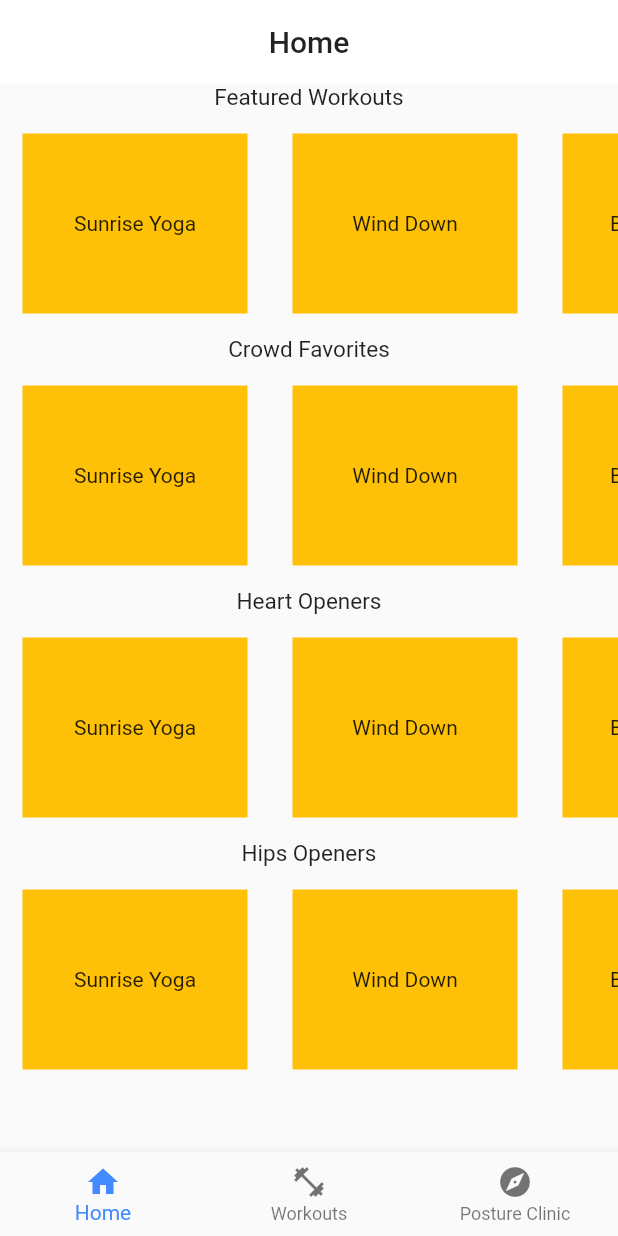
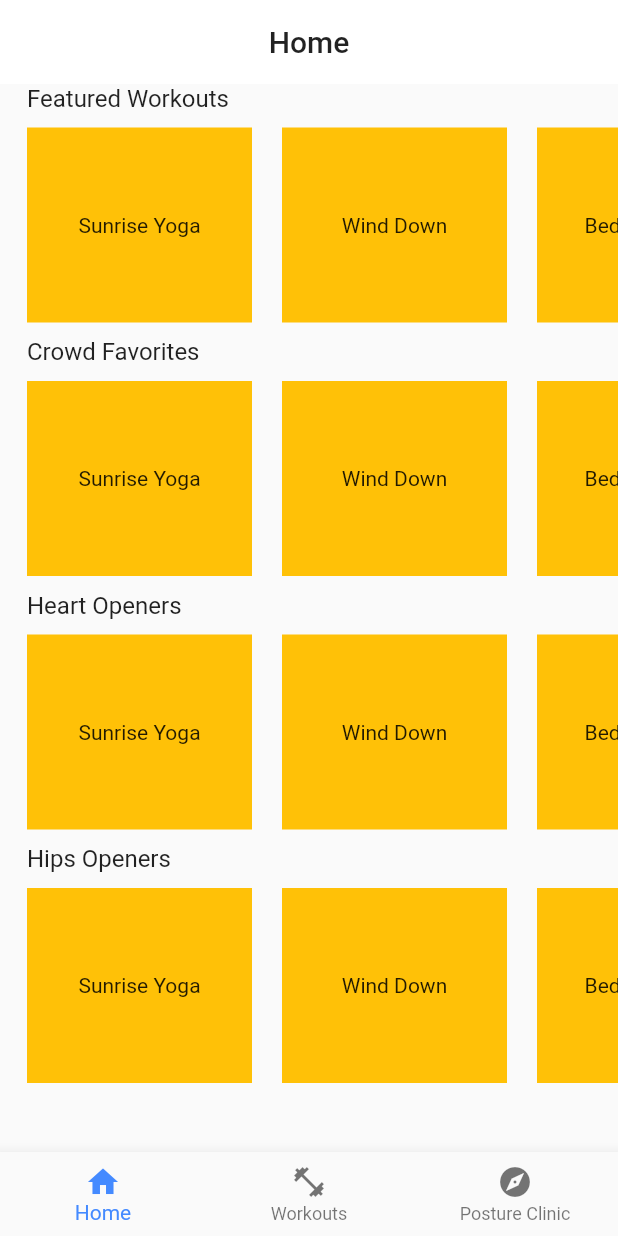
Before and after one commit to f3igao/namaslay_flutter, a Flutter app: the screen it shows after launch, on a phone screen of 412 x 824 dp. Run offline on Flutter 3.47's test engine with Material 2 defaults, Android fonts, the phone set to English and light mode, and no system bars.

Commit message:
update home container

```diff
--- a/lib/app.dart
+++ b/lib/app.dart
@@ -1,6 +1,6 @@
 import 'package:flutter/material.dart';
 import 'package:namaslay_flutter/tabs/home_tab.dart';
-import 'package:namaslay_flutter/tabs/posture_clinic.dart';
+import 'package:namaslay_flutter/tabs/postures_tab.dart';
 import 'package:namaslay_flutter/tabs/workouts_tab.dart';
 
 class Namaslay extends StatelessWidget {
@@ -28,7 +28,7 @@ class _HomePageState extends State<HomePage> {
   static List<Widget> _widgetOptions = <Widget>[
     HomeTab(),
     WorkoutsTab(),
-    PostureClinic(),
+    PosturesTab(),
   ];
 
   void _onItemTapped(int index) {
--- a/lib/tabs/home_tab.dart
+++ b/lib/tabs/home_tab.dart
@@ -42,39 +42,25 @@ class HomeTab extends StatelessWidget {
             itemCount: mockThemes.length,
           ))
         ],
-        // children: <Widget>[
-        //   HomeRow('1'),
-        //   HomeRow('2'),
-        //   HomeRow('3'),
-        //   HomeRow('4'),
-        //   HomeRow('5'),
-        // ],
-        // children: <Widget>[... flows.map((flow)=> HomeRow(flow)])
       ),
     );
   }
 }
 
-// Widget _buildWorkoutsRow(BuildContext context, int index) {
-//   return Column(
-//     children: <Widget>[
-//       Text(mockThemes[index],
-//           style: TextStyle(fontSize: 15, fontWeight: FontWeight.w300, color: Colors.black87)),
-//       ListView.builder(
-//           itemBuilder: _buildWorkoutTile, itemCount: mockWorkouts.length)
-//     ],
-//   );
-// }
-
 Widget _buildHomeRow(BuildContext context, int index) {
   return Column(
+    crossAxisAlignment: CrossAxisAlignment.start,
     children: <Widget>[
-      Text(mockThemes[index],
-          style: TextStyle(
-              fontSize: 15,
-              fontWeight: FontWeight.w400,
-              color: Colors.black87)),
-      Row(children: [
+      Padding(
+          padding: const EdgeInsets.only(left: 18.0),
+          child: Text(mockThemes[index],
+              style: TextStyle(
+                  fontSize: 16,
+                  fontWeight: FontWeight.w400,
+                  color: Colors.black87))),
+      Padding(
+        padding: const EdgeInsets.only(left: 8.0),
+        child: Row(children: [
         Expanded(
             child: SizedBox(
                 height: 150.0,
@@ -83,7 +69,7 @@ Widget _buildHomeRow(BuildContext context, int index) {
                   itemCount: mockWorkouts.length,
                   scrollDirection: Axis.horizontal,
                 )))
-      ])
+      ])),
     ],
   );
 }
@@ -93,51 +79,5 @@ Widget _buildWorkoutTile(BuildContext context, int index) {
       child: Center(child: Text(mockWorkouts[index])),
       width: 150,
       color: Colors.amber,
-      margin: EdgeInsets.all(15));
+      margin: EdgeInsets.all(10));
 }
-
-// class HomeRow extends StatelessWidget {
-//   final String workoutTheme;
-//   HomeRow(this.workoutTheme);
-//   @override
-//   Widget build(BuildContext context) {
-//     return Column(flo
-//       children: <Widget>[
-//         Text(workoutTheme,
-//             style: TextStyle(fontSize: 15, fontWeight: FontWeight.bold)),
-//         WorkoutsRow(),
-//       ],
-//     );
-//   }
-// }
-
-// class WorkoutsRow extends StatelessWidget {
-//   @override
-//   Widget build(BuildContext context) {
-//     return Container(
-//         height: 150.0,
-//         // child: ListView(
-//         //   scrollDirection: Axis.horizontal,
-//         //   children: <Widget>[
-//         //     WorkoutTile(mockWorkouts[0]),
-//         //     WorkoutTile(mockWorkouts[1]),
-//         //     WorkoutTile(mockWorkouts[2]),
-//         //     WorkoutTile(mockWorkouts[3]),
-//         //   ],
-//         // ));
-//         child: _buildWorkoutsRow(context, index);
-//   }
-// }
-
-// class WorkoutTile extends StatelessWidget {
-//   final String flowName;
-//   WorkoutTile(this.flowName);
-//   @override
-//   Widget build(BuildContext context) {
-//     return Container(
-//         child: Center(child: Text(this.flowName)),
-//         width: 150,
-//         color: Colors.amber,
-//         margin: EdgeInsets.all(15));
-//   }
-// }
--- a/lib/tabs/posture_clinic.dart
+++ b/lib/tabs/postures_tab.dart
@@ -1,6 +1,6 @@
 import 'package:flutter/material.dart';
 
-class PostureClinic extends StatelessWidget {
+class PosturesTab extends StatelessWidget {
   @override
   Widget build(BuildContext context) {
     return DefaultTabController(
--- a/lib/tabs/workouts_tab.dart
+++ b/lib/tabs/workouts_tab.dart
@@ -1,6 +1,6 @@
 import 'package:flutter/material.dart';
 import '../filters.dart';
-import '../workouts/workouts_view.dart';
+import '../workouts/workouts_container.dart';
 
 class WorkoutsTab extends StatelessWidget {
   @override
@@ -32,7 +32,7 @@ class WorkoutsTab extends StatelessWidget {
             //   padding: const EdgeInsets.all(16.0),
             //   child: MainView(filter: filter),
             // );
-            return WorkoutsView(filter: filter);
+            return WorkoutsContainer(filter: filter);
           }).toList(),
         ),
       ),
--- a/lib/workouts/workouts_view.dart
+++ b/lib/workouts/workouts_container.dart
@@ -19,8 +19,8 @@ List<String> _mockWorkouts = [
   'Playtime'
 ];
 
-class WorkoutsView extends StatelessWidget {
-  const WorkoutsView({Key key, this.filter}) : super(key: key);
+class WorkoutsContainer extends StatelessWidget {
+  const WorkoutsContainer({Key key, this.filter}) : super(key: key);
 
   final Filter filter;
 
```
Also changed, not shown: assets/mock/workouts.mock.dart (+7 -0 lines), lib/flow_container.dart (deleted, +0 -32 lines).
